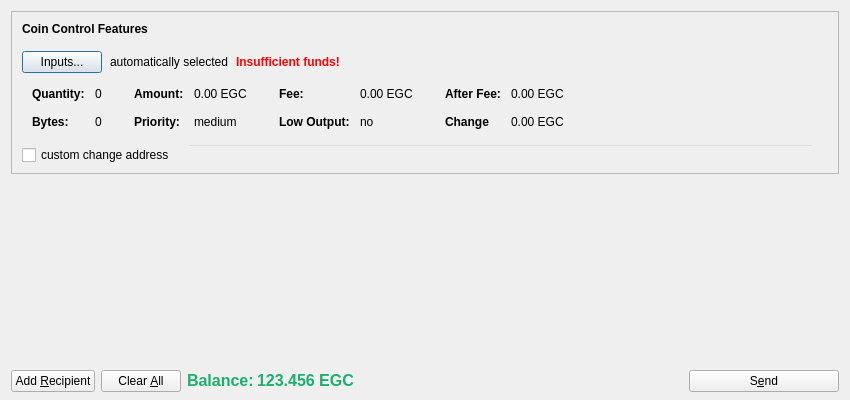
This is src/qt/forms/sendcoinsdialog.ui in EverGreenCoinDev/EverGreenCoin as Qt 5 draws it before an edit. The edited form follows.
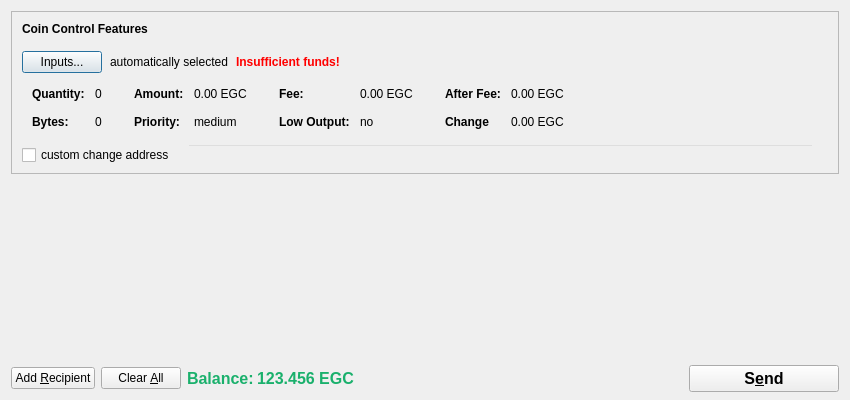
This is the edited form. Icons and pictures are not drawn.

The edit to the form file:
```diff
--- a/src/qt/forms/sendcoinsdialog.ui
+++ b/src/qt/forms/sendcoinsdialog.ui
@@ -614,7 +614,7 @@
         <x>0</x>
         <y>0</y>
         <width>832</width>
-        <height>169</height>
+        <height>166</height>
        </rect>
       </property>
       <property name="styleSheet">
@@ -1612,6 +1612,13 @@
          <height>0</height>
         </size>
        </property>
+       <property name="font">
+        <font>
+         <pointsize>12</pointsize>
+         <weight>75</weight>
+         <bold>true</bold>
+        </font>
+       </property>
        <property name="toolTip">
         <string>Confirm the send action</string>
        </property>
```
